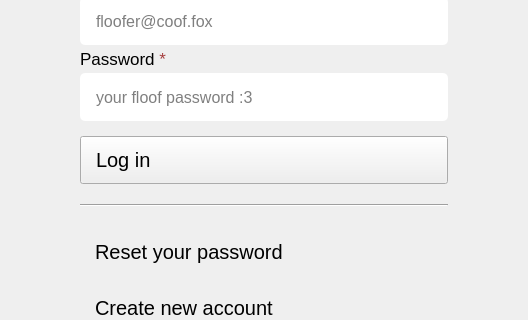
Old version of the form src/ui/FoxogramLogin.ui in the repository foxocorp/foxogram-desktop; both pictures show x 286 to 814 and y 202 to 522 of the 1100 by 650 pixel window.
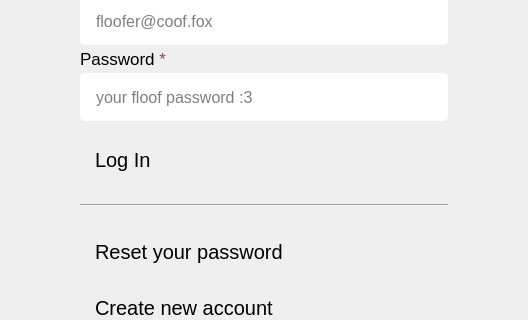
New version of the form. Icons and pictures are not drawn.

Diff of the .ui file:
```diff
--- a/src/ui/FoxogramLogin.ui
+++ b/src/ui/FoxogramLogin.ui
@@ -268,10 +268,22 @@
           <string notr="true">color: &quot;#000000&quot;;
 Text-align: left;
 padding-left: 15;
-background-color: &quot;#ececec&quot;;</string>
+padding-right: 14;
+border-radius: 5;
+background-color: &quot;#ececec&quot;;
+background-image: url(:/assets/arrow.forward.svg);
+background-repeat: no-repeat;
+background-position: center right;
+background-origin: content;</string>
          </property>
          <property name="text">
-          <string>Log in</string>
+          <string>Log In</string>
+         </property>
+         <property name="iconSize">
+          <size>
+           <width>28</width>
+           <height>29</height>
+          </size>
          </property>
         </widget>
        </item>
```
Left out of the diff: 23 changed lines with no effect on the pictures.
